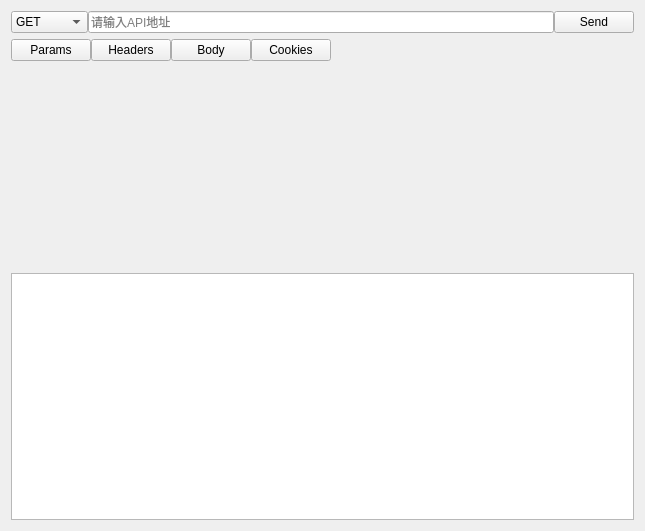
Above: ui/api_view.ui from weijiang1994/iPost before the change. Below: the same form after it.
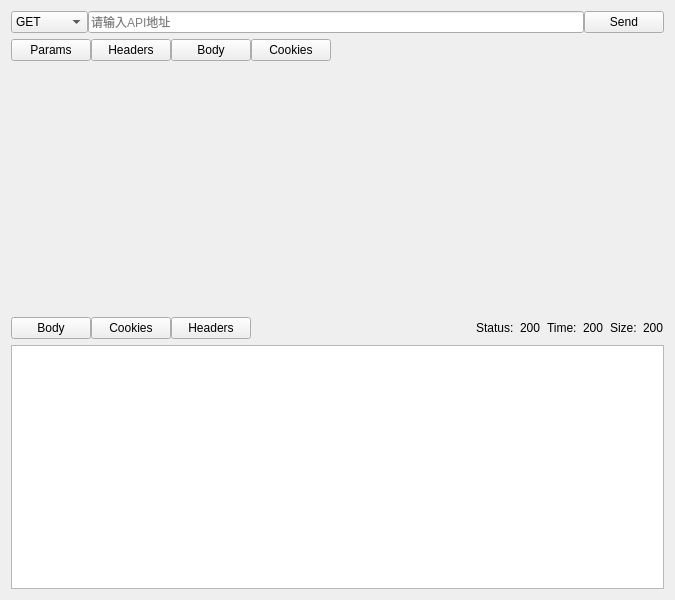
That is the form after the change.

Commit message: modify: 修改部分ui

Diff of the .ui file:
```diff
--- a/ui/api_view.ui
+++ b/ui/api_view.ui
@@ -6,8 +6,8 @@
    <rect>
     <x>0</x>
     <y>0</y>
-    <width>645</width>
-    <height>531</height>
+    <width>675</width>
+    <height>600</height>
    </rect>
   </property>
   <property name="windowTitle">
@@ -15,8 +15,6 @@
   </property>
   <layout class="QGridLayout" name="gridLayout">
    <item row="0" column="0">
-    <layout class="QVBoxLayout" name="verticalLayout_2" stretch="0,2,4">
-     <item>
       <layout class="QHBoxLayout" name="horizontalLayout">
        <property name="spacing">
         <number>0</number>
@@ -67,7 +65,7 @@
        </item>
       </layout>
      </item>
-     <item>
+   <item row="1" column="0">
       <layout class="QVBoxLayout" name="verticalLayout">
        <item>
         <layout class="QHBoxLayout" name="horizontalLayout_2">
@@ -140,6 +138,108 @@
          <widget class="QWidget" name="page"/>
          <widget class="QWidget" name="page_2"/>
         </widget>
+     </item>
+    </layout>
+   </item>
+   <item row="2" column="0">
+    <layout class="QVBoxLayout" name="verticalLayout_2">
+     <item>
+      <layout class="QHBoxLayout" name="horizontalLayout_5">
+       <item>
+        <layout class="QHBoxLayout" name="horizontalLayout_3">
+         <property name="spacing">
+          <number>0</number>
+         </property>
+         <item>
+          <widget class="QPushButton" name="res_body_pushButton">
+           <property name="cursor">
+            <cursorShape>PointingHandCursor</cursorShape>
+           </property>
+           <property name="text">
+            <string>Body</string>
+           </property>
+          </widget>
+         </item>
+         <item>
+          <widget class="QPushButton" name="res_cookies_pushButton">
+           <property name="cursor">
+            <cursorShape>PointingHandCursor</cursorShape>
+           </property>
+           <property name="text">
+            <string>Cookies</string>
+           </property>
+          </widget>
+         </item>
+         <item>
+          <widget class="QPushButton" name="res_headers_pushButton">
+           <property name="cursor">
+            <cursorShape>PointingHandCursor</cursorShape>
+           </property>
+           <property name="text">
+            <string>Headers</string>
+           </property>
+          </widget>
+         </item>
+        </layout>
+       </item>
+       <item>
+        <spacer name="horizontalSpacer_2">
+         <property name="orientation">
+          <enum>Qt::Horizontal</enum>
+         </property>
+         <property name="sizeHint" stdset="0">
+          <size>
+           <width>40</width>
+           <height>20</height>
+          </size>
+         </property>
+        </spacer>
+       </item>
+       <item>
+        <layout class="QHBoxLayout" name="horizontalLayout_4">
+         <item>
+          <widget class="QLabel" name="label">
+           <property name="text">
+            <string>Status:</string>
+           </property>
+          </widget>
+         </item>
+         <item>
+          <widget class="QLabel" name="code_label">
+           <property name="text">
+            <string>200</string>
+           </property>
+          </widget>
+         </item>
+         <item>
+          <widget class="QLabel" name="label_2">
+           <property name="text">
+            <string>Time:</string>
+           </property>
+          </widget>
+         </item>
+         <item>
+          <widget class="QLabel" name="time_label">
+           <property name="text">
+            <string>200</string>
+           </property>
+          </widget>
+         </item>
+         <item>
+          <widget class="QLabel" name="label_3">
+           <property name="text">
+            <string>Size:</string>
+           </property>
+          </widget>
+         </item>
+         <item>
+          <widget class="QLabel" name="size_label">
+           <property name="text">
+            <string>200</string>
+           </property>
+          </widget>
+         </item>
+        </layout>
        </item>
       </layout>
      </item>
```
Lines whose indentation alone changed are shown as unchanged. The commit also changes 1 other file.
